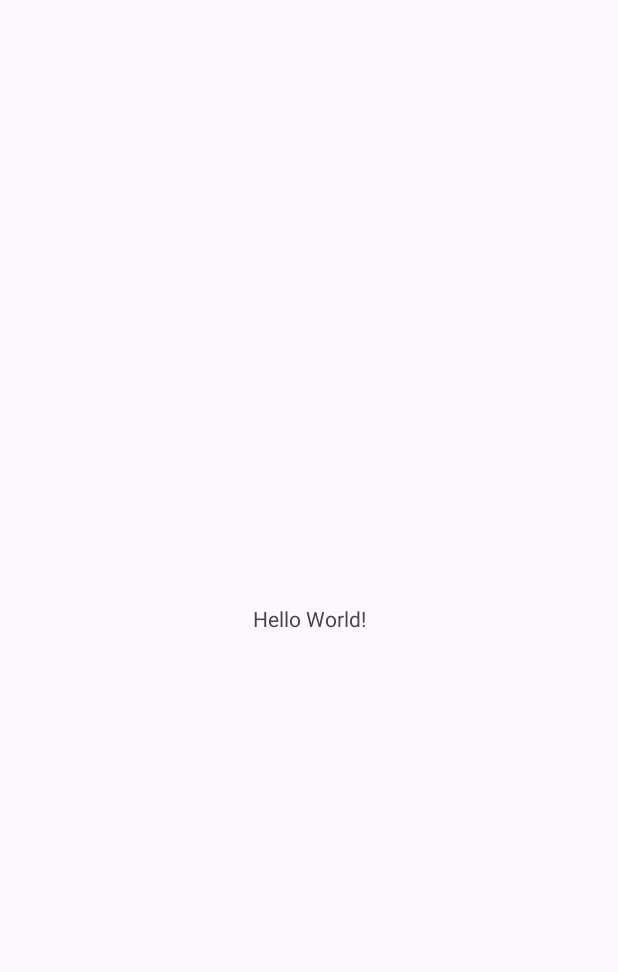
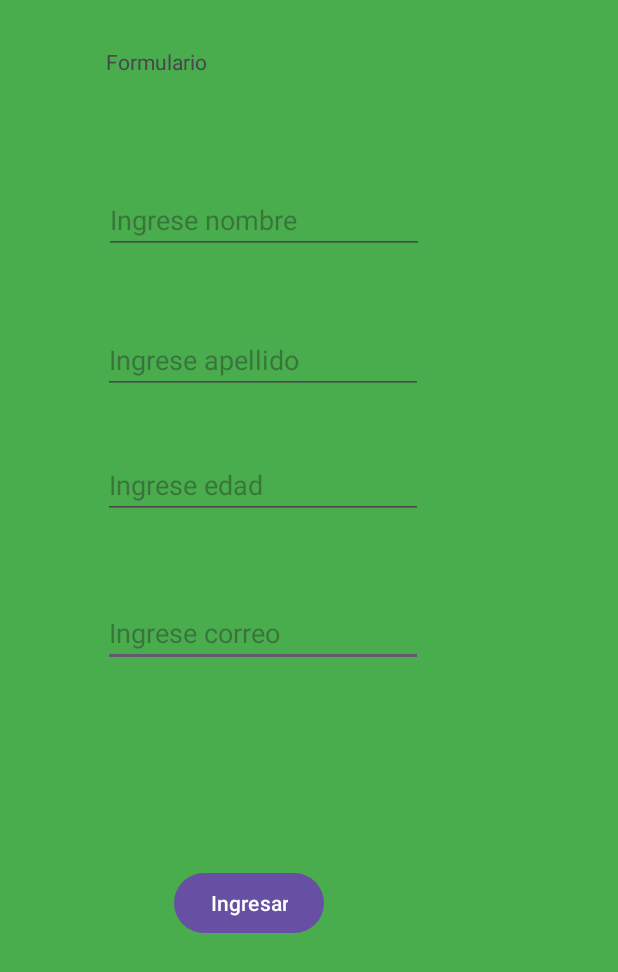
Before and after one commit to JorgeFernandez19/PM120242P, an Android app: the screen it shows after launch (MainActivity before the commit, Activity2 after it), on a phone screen of 412 x 824 dp. Before the commit the part shown is almost empty. Shown: the top 972 px of the screen. Run offline under Robolectric (Android 15) with nearby library versions, the phone set to English and light mode, and no system bars.

Commit message:
Commit Inicial cambios al 03/06/2024

```diff
--- a/app/src/main/java/com/example/pm120242p/Activity2.java
+++ b/app/src/main/java/com/example/pm120242p/Activity2.java
@@ -1,6 +1,12 @@
 package com.example.pm120242p;
 
+import android.content.ContentValues;
+import android.database.sqlite.SQLiteDatabase;
 import android.os.Bundle;
+import android.view.View;
+import android.widget.Button;
+import android.widget.EditText;
+import android.widget.Toast;
 
 import androidx.activity.EdgeToEdge;
 import androidx.appcompat.app.AppCompatActivity;
@@ -8,7 +14,14 @@ import androidx.core.graphics.Insets;
 import androidx.core.view.ViewCompat;
 import androidx.core.view.WindowInsetsCompat;
 
+import Configuracion.SQLiteConexion;
+import Configuracion.Trans;
+
 public class Activity2 extends AppCompatActivity {
+
+    EditText nombres, apellidos, edad, correo;
+
+    Button btningresar;
 
     @Override
     protected void onCreate(Bundle savedInstanceState) {
@@ -20,5 +33,52 @@ public class Activity2 extends AppCompatActivity {
             v.setPadding(systemBars.left, systemBars.top, systemBars.right, systemBars.bottom);
             return insets;
         });
-    }
+        nombres = (EditText) findViewById(R.id.nombres);
+        apellidos = (EditText) findViewById(R.id.apellidos);
+        edad = (EditText) findViewById(R.id.edad);
+        correo = (EditText) findViewById(R.id.correo);
+        btningresar = (Button) findViewById(R.id.btningresar);
+
+
+        btningresar.setOnClickListener(new View.OnClickListener() {
+            @Override
+            public void onClick(View v) { Agregar ();}
+
+
+
+        });
+
+
+        }
+
+    private void Agregar()
+
+    {
+
+        try {
+
+            SQLiteConexion conexion = new SQLiteConexion(this, Trans.DBname, null, Trans.Version);
+            SQLiteDatabase db = conexion.getWritableDatabase();
+
+            ContentValues valores = new ContentValues();
+
+            valores.put(Trans.nombres, nombres.getText().toString());
+            valores.put(Trans.apellidos, apellidos.getText().toString());
+            valores.put(Trans.edad, edad.getText().toString());
+            valores.put(Trans.correo, correo.getText().toString());
+
+            Long resultado = db.insert(Trans.TablePersonas, Trans.id, valores);
+
+            Toast.makeText(getApplicationContext(), "Registro ingresado con exito" + resultado.toString(),
+                    Toast.LENGTH_LONG).show();
+
+            db.close();
+
+        }
+        catch (Exception ex) {
+            ex.toString();
+
+        }
+        }
+
 }
--- a/app/src/main/res/layout/activity_2.xml
+++ b/app/src/main/res/layout/activity_2.xml
@@ -5,6 +5,99 @@
     android:id="@+id/main"
     android:layout_width="match_parent"
     android:layout_height="match_parent"
+    android:background="#49AC4D"
     tools:context=".Activity2">
 
+    <EditText
+        android:id="@+id/correo"
+        android:layout_width="wrap_content"
+        android:layout_height="wrap_content"
+        android:layout_marginStart="70dp"
+        android:layout_marginTop="8dp"
+        android:layout_marginEnd="131dp"
+        android:layout_marginBottom="101dp"
+        android:ems="10"
+        android:hint="@string/Ingresecorreo"
+        android:inputType="text"
+        app:layout_constraintBottom_toTopOf="@+id/btningresar"
+        app:layout_constraintEnd_toEndOf="parent"
+        app:layout_constraintStart_toStartOf="parent"
+        app:layout_constraintTop_toBottomOf="@+id/edad" />
+
+    <EditText
+        android:id="@+id/edad"
+        android:layout_width="wrap_content"
+        android:layout_height="wrap_content"
+        android:layout_marginStart="70dp"
+        android:layout_marginTop="6dp"
+        android:layout_marginEnd="131dp"
+        android:layout_marginBottom="30dp"
+        android:ems="10"
+        android:hint="@string/Ingreseedad"
+        android:inputType="number|numberDecimal"
+        app:layout_constraintBottom_toTopOf="@+id/correo"
+        app:layout_constraintEnd_toEndOf="parent"
+        app:layout_constraintStart_toStartOf="parent"
+        app:layout_constraintTop_toBottomOf="@+id/apellidos" />
+
+    <Button
+        android:id="@+id/btningresar"
+        android:layout_width="wrap_content"
+        android:layout_height="wrap_content"
+        android:layout_marginStart="114dp"
+        android:layout_marginTop="16dp"
+        android:layout_marginEnd="196dp"
+        android:layout_marginBottom="182dp"
+        android:text="Ingresar"
+        app:layout_constraintBottom_toBottomOf="parent"
+        app:layout_constraintEnd_toEndOf="parent"
+        app:layout_constraintHorizontal_bias="1.0"
+        app:layout_constraintStart_toStartOf="parent"
+        app:layout_constraintTop_toBottomOf="@+id/correo" />
+
+    <TextView
+        android:id="@+id/textView"
+        android:layout_width="wrap_content"
+        android:layout_height="wrap_content"
+        android:layout_marginStart="70dp"
+        android:layout_marginTop="31dp"
+        android:layout_marginEnd="274dp"
+        android:layout_marginBottom="73dp"
+        android:text="Formulario"
+        app:layout_constraintBottom_toTopOf="@+id/nombres"
+        app:layout_constraintEnd_toEndOf="parent"
+        app:layout_constraintHorizontal_bias="0.55"
+        app:layout_constraintStart_toStartOf="parent"
+        app:layout_constraintTop_toTopOf="parent" />
+
+    <EditText
+        android:id="@+id/nombres"
+        android:layout_width="wrap_content"
+        android:layout_height="wrap_content"
+        android:layout_marginStart="71dp"
+        android:layout_marginTop="73dp"
+        android:layout_marginEnd="131dp"
+        android:ems="10"
+        android:hint="@string/Ingresenombre"
+        android:inputType="text"
+        app:layout_constraintEnd_toEndOf="parent"
+        app:layout_constraintStart_toStartOf="parent"
+        app:layout_constraintTop_toBottomOf="@+id/textView" />
+
+    <EditText
+        android:id="@+id/apellidos"
+        android:layout_width="wrap_content"
+        android:layout_height="wrap_content"
+        android:layout_marginStart="70dp"
+        android:layout_marginTop="32dp"
+        android:layout_marginEnd="131dp"
+        android:layout_marginBottom="16dp"
+        android:ems="10"
+        android:hint="@string/ingreseapellido"
+        android:inputType="text"
+        app:layout_constraintBottom_toTopOf="@+id/edad"
+        app:layout_constraintEnd_toEndOf="parent"
+        app:layout_constraintStart_toStartOf="parent"
+        app:layout_constraintTop_toBottomOf="@+id/nombres" />
+
 </androidx.constraintlayout.widget.ConstraintLayout>
--- a/app/src/main/res/values/strings.xml
+++ b/app/src/main/res/values/strings.xml
@@ -1,3 +1,8 @@
 <resources>
     <string name="app_name">PM120242P</string>
+
+    <string name="ingreseapellido">Ingrese  apellido</string>
+    <string name="Ingresenombre">Ingrese  nombre</string>
+    <string name="Ingreseedad">Ingrese edad</string>
+    <string name="Ingresecorreo">Ingrese correo\n</string>
 </resources>
--- a/gradle/libs.versions.toml
+++ b/gradle/libs.versions.toml
@@ -1,5 +1,5 @@
 [versions]
-agp = "8.4.0"
+agp = "8.4.1"
 junit = "4.13.2"
 junitVersion = "1.1.5"
 espressoCore = "3.5.1"
```
Also changed, not shown: app/src/main/AndroidManifest.xml (+5 -2 lines), app/src/main/java/Configuracion/Personas.java (added, +81 -0 lines), app/src/main/java/Configuracion/SQLiteConexion.java (added, +31 -0 lines), app/src/main/java/Configuracion/Trans.java (added, +34 -0 lines), app/src/main/java/com/example/pm120242p/ActivityList.java (added, +68 -0 lines), app/src/main/res/layout/activity_list.xml (added, +16 -0 lines).
